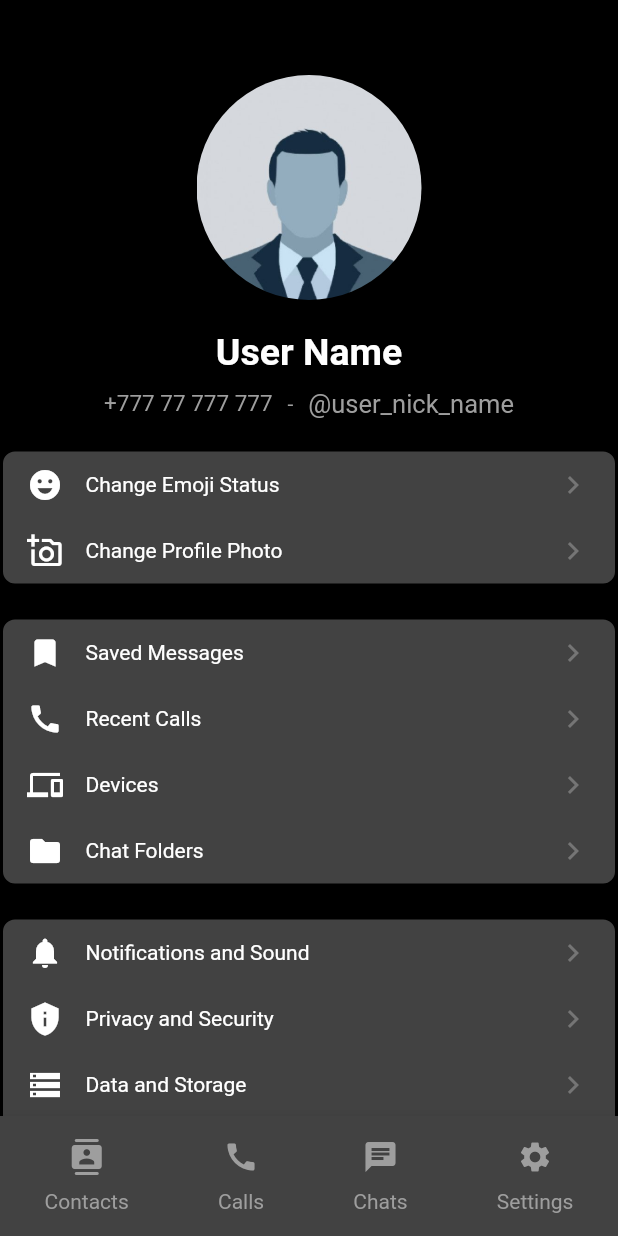
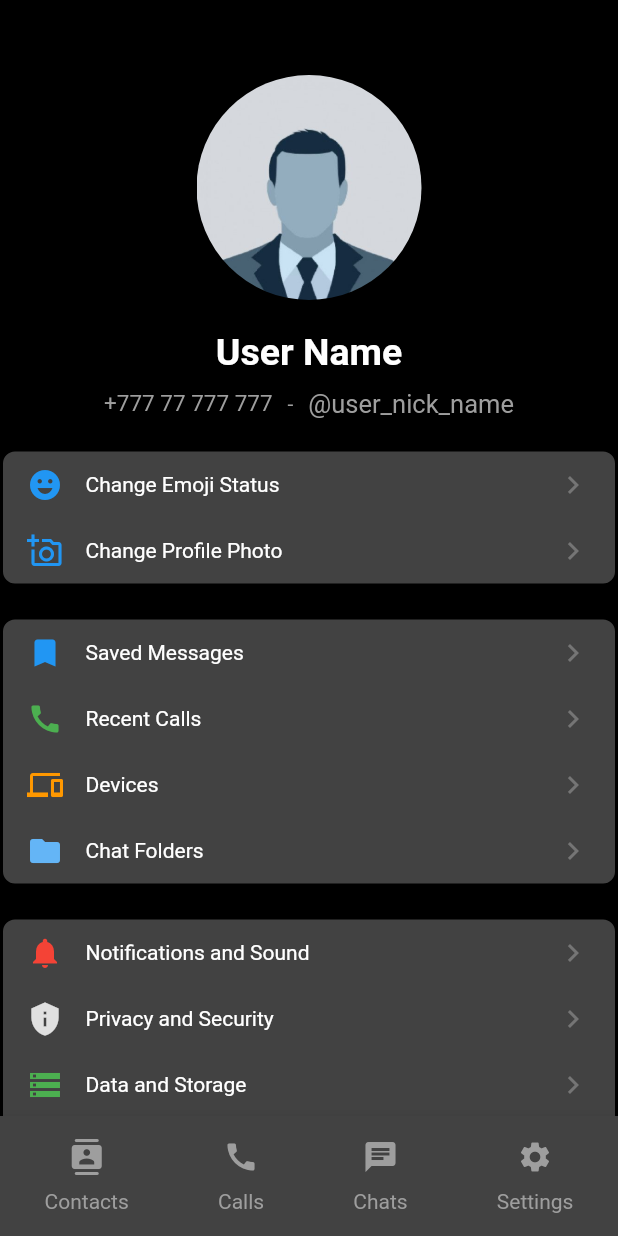
Before and after one commit to Itterum/mini_tg_settings_screen, a Flutter app: the screen it shows after launch, on a phone screen of 412 x 824 dp. Run offline on Flutter 3.47's test engine with Material 2 defaults, Android fonts, the phone set to English and light mode, and no system bars.

Commit message:
added colors for menu icons

```diff
--- a/lib/models/menu_data.dart
+++ b/lib/models/menu_data.dart
@@ -3,6 +3,7 @@ import 'package:flutter/material.dart';
 class MenuRowData {
   final IconData icon;
   final String text;
+  final Color color;
 
-  MenuRowData(this.icon, this.text);
+  MenuRowData(this.icon, this.text, this.color);
 }
--- a/lib/widgets/menu_widget_row.dart
+++ b/lib/widgets/menu_widget_row.dart
@@ -18,7 +18,7 @@ class MenuWidgetRow extends StatelessWidget {
         children: [
           Icon(
             data.icon,
-            color: Colors.white,
+            color: data.color,
           ),
           const SizedBox(width: 15),
           Expanded(
--- a/lib/widgets/user_profile.dart
+++ b/lib/widgets/user_profile.dart
@@ -6,41 +6,41 @@ import 'package:my_app_yt/widgets/user_info.dart';
 
 class UserProfile extends StatelessWidget {
   final List<MenuRowData> menuData = [
-    MenuRowData(Icons.bookmark, 'Saved Messages'),
-    MenuRowData(Icons.call, 'Recent Calls'),
-    MenuRowData(Icons.devices, 'Devices'),
-    MenuRowData(Icons.folder, 'Chat Folders'),
+    MenuRowData(Icons.bookmark, 'Saved Messages', Colors.blue),
+    MenuRowData(Icons.call, 'Recent Calls', Colors.green),
+    MenuRowData(Icons.devices, 'Devices', Colors.orange),
+    MenuRowData(Icons.folder, 'Chat Folders', Colors.blue.shade300),
   ];
 
   final List<MenuRowData> navBarData = [
-    MenuRowData(Icons.contacts_rounded, 'Contacts'),
-    MenuRowData(Icons.call, 'Calls'),
-    MenuRowData(Icons.chat, 'Chats'),
-    MenuRowData(Icons.settings, 'Settings'),
+    MenuRowData(Icons.contacts_rounded, 'Contacts', Colors.grey.shade500),
+    MenuRowData(Icons.call, 'Calls', Colors.grey.shade500),
+    MenuRowData(Icons.chat, 'Chats', Colors.grey.shade500),
+    MenuRowData(Icons.settings, 'Settings', Colors.grey.shade500),
   ];
 
   final List<MenuRowData> statusAndEmoji = [
-    MenuRowData(Icons.emoji_emotions, 'Change Emoji Status'),
-    MenuRowData(Icons.add_a_photo_outlined, 'Change Profile Photo'),
+    MenuRowData(Icons.emoji_emotions, 'Change Emoji Status', Colors.blue),
+    MenuRowData(Icons.add_a_photo_outlined, 'Change Profile Photo', Colors.blue),
   ];
 
   final List<MenuRowData> premium = [
-    MenuRowData(Icons.star_border_rounded, 'Telegram Premium'),
+    MenuRowData(Icons.star_border_rounded, 'Telegram Premium', Colors.deepPurple),
   ];
 
   final List<MenuRowData> support = [
-    MenuRowData(Icons.question_answer, 'Ask a Question'),
-    MenuRowData(Icons.question_mark_rounded, 'Telegram FAQ'),
-    MenuRowData(Icons.lightbulb, 'Telegram Features'),
+    MenuRowData(Icons.question_answer, 'Ask a Question', Colors.orange),
+    MenuRowData(Icons.question_mark_rounded, 'Telegram FAQ', Colors.lightBlue),
+    MenuRowData(Icons.lightbulb, 'Telegram Features', Colors.yellow),
   ];
 
   final List<MenuRowData> secondMenuData = [
-    MenuRowData(Icons.notifications, 'Notifications and Sound'),
-    MenuRowData(Icons.privacy_tip, 'Privacy and Security'),
-    MenuRowData(Icons.storage, 'Data and Storage'),
-    MenuRowData(Icons.style, 'Appearance'),
-    MenuRowData(Icons.battery_3_bar, 'Power Saving'),
-    MenuRowData(Icons.language, 'Language'),
+    MenuRowData(Icons.notifications, 'Notifications and Sound', Colors.red),
+    MenuRowData(Icons.privacy_tip, 'Privacy and Security', Colors.grey.shade300),
+    MenuRowData(Icons.storage, 'Data and Storage', Colors.green),
+    MenuRowData(Icons.style, 'Appearance', Colors.lightBlue),
+    MenuRowData(Icons.battery_3_bar, 'Power Saving', Colors.orange),
+    MenuRowData(Icons.language, 'Language', Colors.purple),
   ];
 
   UserProfile({Key? key}) : super(key: key);
```
